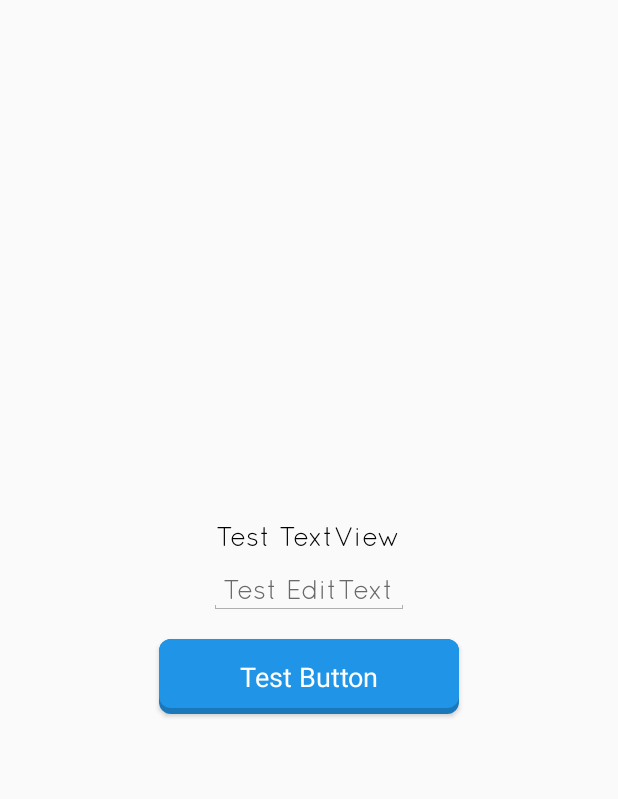
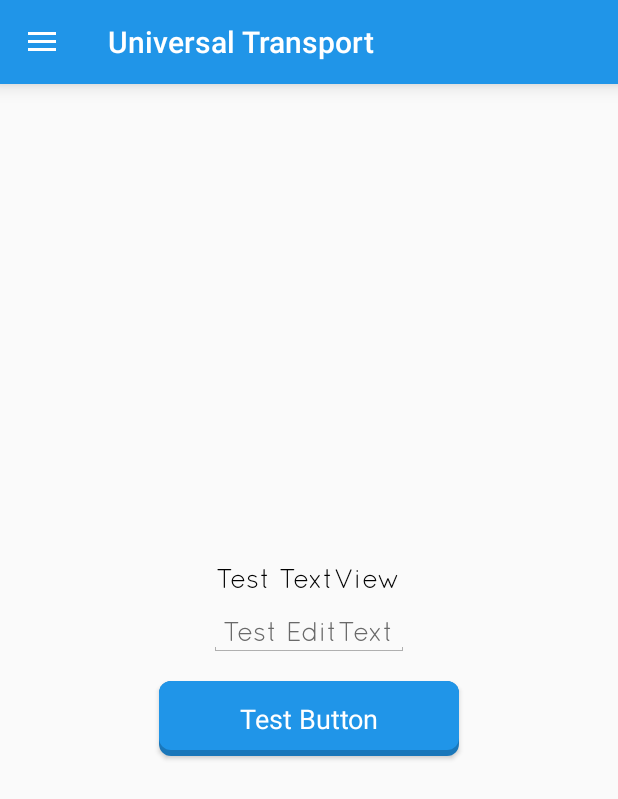
Before and after one commit to GaneshB-Extentia/EventApp, an Android app: the screen it shows after launch (EventActivity before the commit, MainActivity after it), on a phone screen of 412 x 824 dp. Shown: the top 799 px of the screen. Run offline under Robolectric (Android 15) with nearby library versions, the phone set to English and light mode, and no system bars.

Commit message:
Nav drawer activity added.

```diff
--- a/EventApp/app/build.gradle
+++ b/EventApp/app/build.gradle
@@ -2,7 +2,7 @@ apply plugin: 'com.android.application'
 
 android {
     compileSdkVersion 23
-    buildToolsVersion "23.0.1"
+    buildToolsVersion '21.1.0'
 
     defaultConfig {
         applicationId "eventapp.hackers.com.eventapp"
@@ -20,6 +20,7 @@ android {
 }
 
 dependencies {
-    compile fileTree(dir: 'libs', include: ['*.jar'])
+    compile fileTree(include: ['*.jar'], dir: 'libs')
     compile 'com.android.support:appcompat-v7:23.0.1'
+    compile 'com.android.support:design:22.2.1'
 }
--- a/EventApp/app/src/main/java/com/punehackers/eventapp/EventActivity.java
+++ b/EventApp/app/src/main/java/com/punehackers/eventapp/view/EventActivity.java
@@ -1,9 +1,12 @@
-package com.punehackers.eventapp;
+package com.punehackers.eventapp.view;
 
 import android.os.Bundle;
 import android.support.v4.app.Fragment;
 import android.support.v4.app.FragmentActivity;
 import android.support.v4.app.FragmentManager;
+import com.punehackers.eventapp.R;
+import com.punehackers.eventapp.view.fragment.HomeFragment;
+import com.punehackers.eventapp.view.fragment.SplashFragment;
 
 
 public class EventActivity extends FragmentActivity {
--- /dev/null
+++ b/EventApp/app/src/main/java/com/punehackers/eventapp/view/MainActivity.java
@@ -0,0 +1,100 @@
+package com.punehackers.eventapp.view;
+
+import android.os.Bundle;
+import android.support.design.widget.NavigationView;
+import android.support.v4.app.Fragment;
+import android.support.v4.widget.DrawerLayout;
+import android.support.v7.app.ActionBarDrawerToggle;
+import android.support.v7.app.AppCompatActivity;
+import android.support.v7.widget.Toolbar;
+import android.util.Log;
+import android.view.MenuItem;
+import android.view.View;
+
+import com.punehackers.eventapp.R;
+import com.punehackers.eventapp.view.fragment.HomeFragment;
+
+/**
+ * Created by user on 03-10-2015.
+ */
+public class MainActivity extends AppCompatActivity implements
+        NavigationView.OnNavigationItemSelectedListener, View.OnClickListener  {
+
+    private int mNavSelected = R.id.nav_home; // 0 is an invalid resId
+    public DrawerLayout mDrawerLayout;
+    private Fragment mCurrentFragment;
+    public Toolbar mToolbar;
+    private CharSequence mTitle;
+    @Override
+    protected void onCreate(Bundle savedInstanceState) {
+        super.onCreate(savedInstanceState);
+        setContentView(R.layout.main_activity);
+        initializeScreen();
+    }
+
+    @Override
+    public void onClick(View view) {
+
+    }
+
+    @Override
+    public boolean onNavigationItemSelected(MenuItem item) {
+        int id = item.getItemId();
+        if (id != mNavSelected) {
+            switch (id) {
+                case R.id.nav_home:
+                    navigateToFragment(new HomeFragment());
+                    break;
+                case R.id.nav_bus:
+                    Log.d("ShowPass", "from navigation");
+//                     new ChoosePasswordDialog().show(getSupportFragmentManager(), "show_password_dialog");
+                    navigateToFragment(new HomeFragment());
+                    // Don't close drawer here, and don't select the menu item
+//                    Toast.makeText(getBaseContext(), "Not Implemented! Coming Soon", Toast.LENGTH_LONG).show();
+                    return false;
+                case R.id.nav_train:
+                    navigateToFragment(new HomeFragment());
+//                    Toast.makeText(getBaseContext(), "Not Implemented! Coming Soon", Toast.LENGTH_LONG).show();
+                    break;
+                case R.id.nav_rickshaw:
+                    navigateToFragment(new HomeFragment());
+                    break;
+                case R.id.nav_map:
+                    navigateToFragment(new HomeFragment());
+                    return false;
+                case R.id.nav_profile:
+                    navigateToFragment(new HomeFragment());
+                    return false;
+            }
+        }
+
+        mNavSelected = id;
+        mDrawerLayout.closeDrawers();
+        item.setChecked(true);
+        return true;
+    }
+    private void navigateToFragment(Fragment f) {
+        mCurrentFragment=f;
+        if(f instanceof HomeFragment)
+            getSupportFragmentManager().beginTransaction().add(R.id.container, f).addToBackStack(null).commit();
+        else
+            getSupportFragmentManager().beginTransaction().replace(R.id.container, f).commit();
+    }
+    private void initializeScreen()
+    {
+        mTitle = getTitle();
+
+        mToolbar = (Toolbar) findViewById(R.id.toolbar);
+        setSupportActionBar(mToolbar);
+        mDrawerLayout = (DrawerLayout) findViewById(R.id.drawer_layout);
+        ActionBarDrawerToggle dt = new ActionBarDrawerToggle(
+                this, mDrawerLayout, mToolbar,
+                0, 0
+        );
+        mDrawerLayout.setDrawerListener(dt);
+        dt.syncState();
+        mCurrentFragment=new HomeFragment();
+        getSupportFragmentManager().beginTransaction()
+                .add(R.id.container, mCurrentFragment).addToBackStack(null).commit();
+    }
+}
--- a/EventApp/app/src/main/java/com/punehackers/eventapp/HomeFragment.java
+++ b/EventApp/app/src/main/java/com/punehackers/eventapp/view/fragment/HomeFragment.java
@@ -1,10 +1,12 @@
-package com.punehackers.eventapp;
+package com.punehackers.eventapp.view.fragment;
 
 import android.os.Bundle;
 import android.support.v4.app.Fragment;
 import android.view.LayoutInflater;
 import android.view.View;
 import android.view.ViewGroup;
+
+import com.punehackers.eventapp.R;
 
 
 public class HomeFragment extends Fragment {
--- a/EventApp/app/src/main/java/com/punehackers/eventapp/SplashFragment.java
+++ b/EventApp/app/src/main/java/com/punehackers/eventapp/view/fragment/SplashFragment.java
@@ -1,11 +1,15 @@
-package com.punehackers.eventapp;
+package com.punehackers.eventapp.view.fragment;
 
+import android.content.Intent;
 import android.os.Bundle;
 import android.os.Handler;
 import android.support.v4.app.Fragment;
 import android.view.LayoutInflater;
 import android.view.View;
 import android.view.ViewGroup;
+import com.punehackers.eventapp.R;
+import com.punehackers.eventapp.view.EventActivity;
+import com.punehackers.eventapp.view.MainActivity;
 
 
 public class SplashFragment extends Fragment {
@@ -21,7 +25,9 @@ public class SplashFragment extends Fragment {
         new Handler().postDelayed(new Runnable() {
             @Override
             public void run() {
-                ((EventActivity) getActivity()).moveToScreen(new HomeFragment());
+//                ((EventActivity) getActivity()).moveToScreen(new HomeFragment());
+                Intent intent=new Intent(getActivity(), MainActivity.class);
+                startActivity(intent);
             }
         }, SPLASH_TIME_OUT);
 
--- /dev/null
+++ b/EventApp/app/src/main/res/layout/main_activity.xml
@@ -0,0 +1,39 @@
+<android.support.v4.widget.DrawerLayout xmlns:android="http://schemas.android.com/apk/res/android"
+    xmlns:app="http://schemas.android.com/apk/res-auto"
+    android:id="@+id/drawer_layout"
+    android:layout_width="match_parent"
+    android:layout_height="match_parent"
+    android:fitsSystemWindows="true">
+
+    <LinearLayout
+        android:layout_width="match_parent"
+        android:layout_height="match_parent"
+        android:orientation="vertical">
+
+        <android.support.v7.widget.Toolbar
+            android:id="@+id/toolbar"
+            android:layout_width="match_parent"
+            android:layout_height="wrap_content"
+            android:background="@color/primary_color"
+            android:elevation="8dp"
+            android:minHeight="?attr/actionBarSize"
+            app:elevation="8dp"
+            app:popupTheme="@style/ThemeOverlay.AppCompat.Light"
+            app:theme="@style/ThemeOverlay.AppCompat.Dark.ActionBar" />
+
+
+        <FrameLayout
+            android:id="@+id/container"
+            android:layout_width="match_parent"
+            android:layout_height="match_parent" />
+    </LinearLayout>
+
+    <android.support.design.widget.NavigationView
+        android:id="@+id/navView"
+        android:layout_width="wrap_content"
+        android:layout_height="match_parent"
+        android:layout_gravity="start"
+        app:headerLayout="@layout/nav_bg"
+        app:menu="@menu/menu_event" />
+
+</android.support.v4.widget.DrawerLayout>
--- a/EventApp/app/src/main/res/menu/menu_event.xml
+++ b/EventApp/app/src/main/res/menu/menu_event.xml
@@ -1,6 +1,38 @@
-<menu xmlns:android="http://schemas.android.com/apk/res/android"
-    xmlns:app="http://schemas.android.com/apk/res-auto"
-    xmlns:tools="http://schemas.android.com/tools" tools:context=".EventActivity">
-    <item android:id="@+id/action_settings" android:title="@string/action_settings"
-        android:orderInCategory="100" app:showAsAction="never" />
+<?xml version="1.0" encoding="utf-8"?>
+<menu xmlns:android="http://schemas.android.com/apk/res/android">
+    <group
+        android:id="@+id/menu_group_1"
+        android:checkableBehavior="single">
+        <item
+            android:id="@+id/nav_home"
+            android:checked="true"
+            android:icon="@drawable/ic_settings_white_24dp"
+            android:title="@string/nav_home" />
+        <item
+            android:id="@+id/nav_bus"
+            android:icon="@drawable/ic_settings_white_24dp"
+            android:title="@string/nav_bus" />
+        <item
+            android:id="@+id/nav_train"
+            android:icon="@drawable/ic_settings_white_24dp"
+            android:title="@string/nav_train" />
+        <item
+            android:id="@+id/nav_rickshaw"
+            android:icon="@drawable/ic_settings_white_24dp"
+            android:title="@string/nav_rikshaw" />
+
+        <item
+            android:id="@+id/nav_map"
+            android:icon="@drawable/ic_settings_white_24dp"
+            android:title="@string/nav_map" />
+    </group>
+    <group
+        android:id="@+id/menu_group_2"
+        android:checkableBehavior="none">
+        <item
+            android:id="@+id/nav_profile"
+            android:icon="@drawable/ic_settings_white_24dp"
+            android:title="@string/nav_profile" />
+
+    </group>
 </menu>
--- a/EventApp/app/src/main/res/values/color.xml
+++ b/EventApp/app/src/main/res/values/color.xml
@@ -6,7 +6,8 @@
     <color name="primary_color">#2095e8</color>
     <color name="primary_dark_color">#2095e8</color>
 
-
+    <color name="nav_drawer_header">#6991FF</color>
+    <color name="status">#2095e8</color>
     <color name="fbutton_default_color">#2095e8</color>
     <color name="fbutton_default_shadow_color">#ff2095e8</color>
 
--- a/EventApp/app/src/main/res/values/strings.xml
+++ b/EventApp/app/src/main/res/values/strings.xml
@@ -3,4 +3,14 @@
 
     <string name="hello_world">Hello world!</string>
     <string name="action_settings">Settings</string>
+
+    <!--Nav menu names-->
+    <string name="nav_home">Home</string>
+    <string name="nav_bus">Travel By Bus</string>
+    <string name="nav_train">Travel By Train</string>
+    <string name="nav_rikshaw">Travel By Rickshaw</string>
+    <string name="nav_profile">My Profile</string>
+    <string name="nav_map">Map</string>
+    <string name="nav_pro">Pro</string>
+    <string name="nav_test">Test</string>
 </resources>
--- a/EventApp/app/src/main/res/values/styles.xml
+++ b/EventApp/app/src/main/res/values/styles.xml
@@ -3,6 +3,20 @@
     <!-- Base application theme. -->
     <style name="AppTheme" parent="Theme.AppCompat.Light.DarkActionBar">
         <!-- Customize your theme here. -->
+    </style>
+    <style name="AppBaseTheme" parent="Theme.AppCompat.Light">
+        <item name="colorButtonNormal">?attr/colorAccent</item>
+    </style>
+
+    <style name="NewAppTheme" parent="AppBaseTheme">
+        <!--<item name="android:buttonStyle">@style/Theme_Button</item>-->
+        <item name="windowActionBar">false</item>
+        <item name="windowNoTitle">true</item>
+        <item name="android:statusBarColor">@color/nav_drawer_header</item>
+        <item name="colorPrimary">@color/nav_drawer_header</item>
+        <item name="colorPrimaryDark">@color/status</item>
+        <item name="colorAccent">@color/nav_drawer_header</item>
+        <item name="actionBarStyle">@style/ThemeOverlay.AppCompat</item>
     </style>
 
     <style name="EditTextAppTheme" parent="android:Widget.EditText">
```
Also changed, not shown: EventApp/app/src/main/AndroidManifest.xml (+14 -1 lines), EventApp/app/src/main/res/layout/nav_bg.xml (added, +66 -0 lines), EventApp/app/src/main/res/drawable/ic_settings_white_24dp.png (added).
